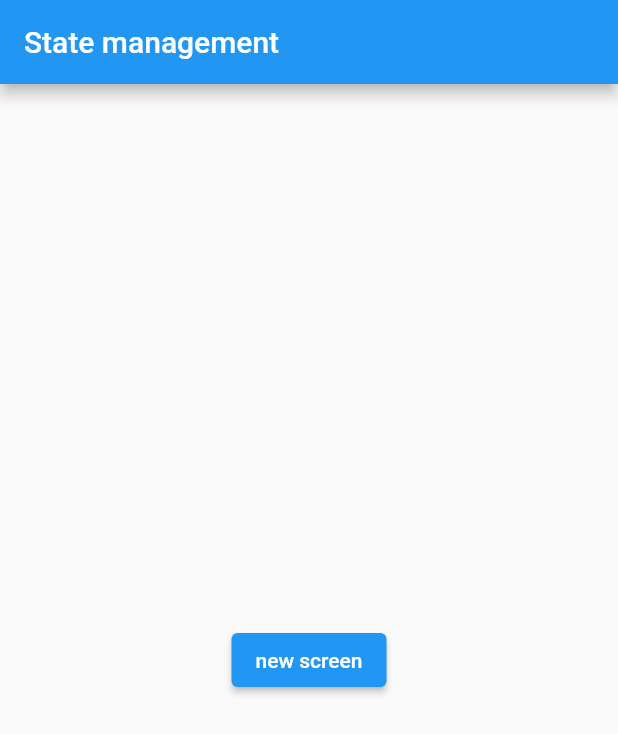
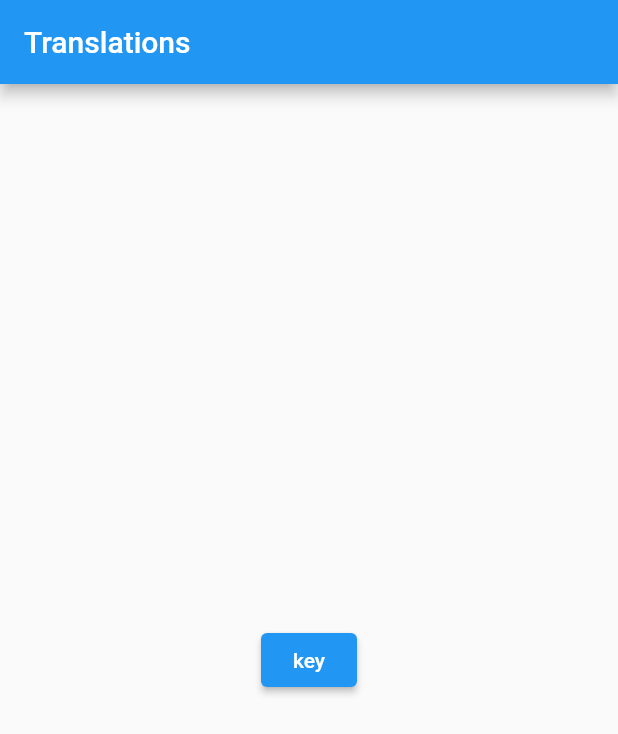
Before and after one commit to MohammadMobasher/GetX-Learning, a Flutter app: the screen it shows after launch, on a phone screen of 412 x 824 dp. Shown: the top 734 px of the screen. Run offline on Flutter 3.47's test engine with Material 2 defaults, Android fonts, the phone set to English and light mode, and no system bars; our stand-ins replace get.

Commit message:
translation

```diff
--- /dev/null
+++ b/lib/Base/Translate.dart
@@ -0,0 +1,13 @@
+import 'package:get/get.dart';
+
+class Translate extends Translations {
+  @override
+  Map<String, Map<String, String>> get keys => {
+        'en_US': {
+          "key": "Key",
+        },
+        "fa_PR": {
+          "key": "کلید",
+        }
+      };
+}
--- a/lib/main.dart
+++ b/lib/main.dart
@@ -3,6 +3,8 @@ import 'package:flutter_application_2/Base/app_route.dart';
 import 'package:flutter_application_2/Controller/CountableController.dart';
 import 'package:flutter_application_2/Home.dart';
 import 'package:get/get.dart';
+
+import 'Base/Translate.dart';
 
 void main() {
   runApp(MyApp());
@@ -42,10 +44,13 @@ class MyApp extends StatelessWidget {
     return GetMaterialApp(
       getPages: AppRoute.routes,
       debugShowCheckedModeBanner: false,
-      title: 'State management',
+      translations: Translate(),
+      locale: const Locale("en", "US"),
+      fallbackLocale: const Locale("fa", "PR"),
+      title: 'Translations',
       home: Scaffold(
         appBar: AppBar(
-          title: const Text("State management"),
+          title: const Text("Translations"),
         ),
         body: Center(
           child: Column(
@@ -58,7 +63,9 @@ class MyApp extends StatelessWidget {
               //     )),
               ElevatedButton(
                   onPressed: () async {
-                  Get.toNamed(AppRoute.home);
+                    Get.updateLocale(const Locale("fa", "PR"));
+
+                    // Get.toNamed(AppRoute.home);
 
                     // countableontroller.increamentCount();
                     // increment();
@@ -164,7 +171,8 @@ class MyApp extends StatelessWidget {
                     //       child: const Text("retry"),
                     //     ));
                   },
-                child: const Text("new screen"),
+                  child: Text("key".tr)
+                  // const Text("new screen"),
                   )
             ],
           ),
```
Lines whose indentation alone changed are shown as unchanged.
